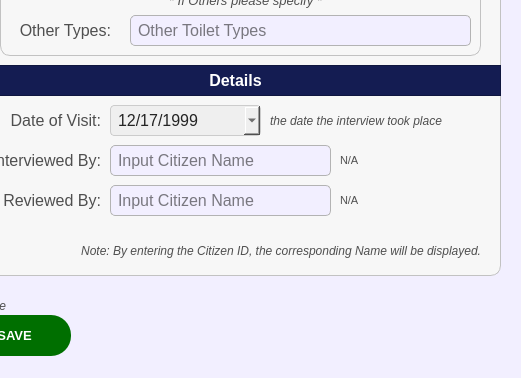
Before: the Qt Designer form Resources/UIs/PopUp/Screen_CitizenPanel/ScreenHousehold/Update/edit_register_household.ui in Yohhannn/Barangay-Records-Statistics-System, drawn with Qt 5; both pictures show x 650 to 1171 and y 205 to 583 of the 1171 by 583 pixel window.
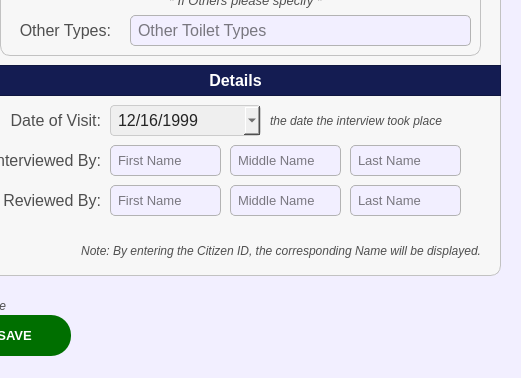
After: the same form once the commit is applied. Icons and pictures are not drawn.

Commit message: updated register household for both edit and create

The edit to the form file:
```diff
--- a/Resources/UIs/PopUp/Screen_CitizenPanel/ScreenHousehold/Update/edit_register_household.ui
+++ b/Resources/UIs/PopUp/Screen_CitizenPanel/ScreenHousehold/Update/edit_register_household.ui
@@ -857,7 +857,7 @@
       <second>0</second>
       <year>1999</year>
       <month>12</month>
-      <day>17</day>
+      <day>16</day>
      </datetime>
     </property>
     <property name="displayFormat">
@@ -901,78 +901,6 @@
      <set>Qt::AlignmentFlag::AlignRight|Qt::AlignmentFlag::AlignTrailing|Qt::AlignmentFlag::AlignVCenter</set>
     </property>
    </widget>
-   <widget class="QLineEdit" name="register_household_InterviewedBy">
-    <property name="geometry">
-     <rect>
-      <x>140</x>
-      <y>290</y>
-      <width>221</width>
-      <height>31</height>
-     </rect>
-    </property>
-    <property name="font">
-     <font>
-      <family>Arial</family>
-      <pointsize>12</pointsize>
-     </font>
-    </property>
-    <property name="styleSheet">
-     <string notr="true">#register_household_InterviewedBy{
-	border: 1px solid #b3b3b3;  /* Black border */
-    border-radius: 5px;        /* Rounded corners */
-    padding: 5px;               /* Inner spacing */
-    background-color: #f2efff;  /* Gray background */
-    color: #000000; 
-}
-
-</string>
-    </property>
-    <property name="text">
-     <string/>
-    </property>
-    <property name="maxLength">
-     <number>35</number>
-    </property>
-    <property name="placeholderText">
-     <string>Input Citizen Name</string>
-    </property>
-   </widget>
-   <widget class="QLineEdit" name="register_household_ReviewedBy">
-    <property name="geometry">
-     <rect>
-      <x>140</x>
-      <y>330</y>
-      <width>221</width>
-      <height>31</height>
-     </rect>
-    </property>
-    <property name="font">
-     <font>
-      <family>Arial</family>
-      <pointsize>12</pointsize>
-     </font>
-    </property>
-    <property name="styleSheet">
-     <string notr="true">#register_household_ReviewedBy{
-	border: 1px solid #b3b3b3;  /* Black border */
-    border-radius: 5px;        /* Rounded corners */
-    padding: 5px;               /* Inner spacing */
-    background-color: #f2efff;  /* Gray background */
-    color: #000000; 
-}
-
-</string>
-    </property>
-    <property name="text">
-     <string/>
-    </property>
-    <property name="maxLength">
-     <number>35</number>
-    </property>
-    <property name="placeholderText">
-     <string>Input Citizen Name</string>
-    </property>
-   </widget>
    <widget class="QLabel" name="register_household_labelReviewedBy">
     <property name="geometry">
      <rect>
@@ -1032,62 +960,6 @@
      <set>Qt::AlignmentFlag::AlignLeading|Qt::AlignmentFlag::AlignLeft|Qt::AlignmentFlag::AlignVCenter</set>
     </property>
    </widget>
-   <widget class="QLabel" name="register_household_displayInterviewedBy">
-    <property name="geometry">
-     <rect>
-      <x>370</x>
-      <y>290</y>
-      <width>131</width>
-      <height>31</height>
-     </rect>
-    </property>
-    <property name="font">
-     <font>
-      <family>Arial</family>
-      <pointsize>8</pointsize>
-     </font>
-    </property>
-    <property name="styleSheet">
-     <string notr="true">#register_household_displayInterviewedBy{
-	background-color:transparent;
-	color:#4f4f4f;
-}</string>
-    </property>
-    <property name="text">
-     <string>N/A</string>
-    </property>
-    <property name="alignment">
-     <set>Qt::AlignmentFlag::AlignLeading|Qt::AlignmentFlag::AlignLeft|Qt::AlignmentFlag::AlignVCenter</set>
-    </property>
-   </widget>
-   <widget class="QLabel" name="register_household_displayReviewedBy">
-    <property name="geometry">
-     <rect>
-      <x>370</x>
-      <y>330</y>
-      <width>131</width>
-      <height>31</height>
-     </rect>
-    </property>
-    <property name="font">
-     <font>
-      <family>Arial</family>
-      <pointsize>8</pointsize>
-     </font>
-    </property>
-    <property name="styleSheet">
-     <string notr="true">#register_household_displayReviewedBy{
-	background-color:transparent;
-	color:#4f4f4f;
-}</string>
-    </property>
-    <property name="text">
-     <string>N/A</string>
-    </property>
-    <property name="alignment">
-     <set>Qt::AlignmentFlag::AlignLeading|Qt::AlignmentFlag::AlignLeft|Qt::AlignmentFlag::AlignVCenter</set>
-    </property>
-   </widget>
    <widget class="QLabel" name="notenote_2">
     <property name="geometry">
      <rect>
@@ -1239,6 +1111,222 @@
      </property>
     </widget>
    </widget>
+   <widget class="QLineEdit" name="register_household_InterviewedBy_mname">
+    <property name="geometry">
+     <rect>
+      <x>260</x>
+      <y>290</y>
+      <width>111</width>
+      <height>31</height>
+     </rect>
+    </property>
+    <property name="font">
+     <font>
+      <family>Arial</family>
+      <pointsize>10</pointsize>
+     </font>
+    </property>
+    <property name="styleSheet">
+     <string notr="true">#register_household_InterviewedBy_mname{
+	border: 1px solid #b3b3b3;  /* Black border */
+    border-radius: 5px;        /* Rounded corners */
+    padding: 5px;               /* Inner spacing */
+    background-color: #f2efff;  /* Gray background */
+    color: #000000; 
+}
+
+</string>
+    </property>
+    <property name="text">
+     <string/>
+    </property>
+    <property name="maxLength">
+     <number>35</number>
+    </property>
+    <property name="placeholderText">
+     <string>Middle Name</string>
+    </property>
+   </widget>
+   <widget class="QLineEdit" name="register_household_ReviewedBy_fname">
+    <property name="geometry">
+     <rect>
+      <x>140</x>
+      <y>330</y>
+      <width>111</width>
+      <height>31</height>
+     </rect>
+    </property>
+    <property name="font">
+     <font>
+      <family>Arial</family>
+      <pointsize>10</pointsize>
+     </font>
+    </property>
+    <property name="styleSheet">
+     <string notr="true">#register_household_ReviewedBy_fname{
+	border: 1px solid #b3b3b3;  /* Black border */
+    border-radius: 5px;        /* Rounded corners */
+    padding: 5px;               /* Inner spacing */
+    background-color: #f2efff;  /* Gray background */
+    color: #000000; 
+}
+
+</string>
+    </property>
+    <property name="text">
+     <string/>
+    </property>
+    <property name="maxLength">
+     <number>35</number>
+    </property>
+    <property name="placeholderText">
+     <string>First Name</string>
+    </property>
+   </widget>
+   <widget class="QLineEdit" name="register_household_ReviewedBy_mname">
+    <property name="geometry">
+     <rect>
+      <x>260</x>
+      <y>330</y>
+      <width>111</width>
+      <height>31</height>
+     </rect>
+    </property>
+    <property name="font">
+     <font>
+      <family>Arial</family>
+      <pointsize>10</pointsize>
+     </font>
+    </property>
+    <property name="styleSheet">
+     <string notr="true">#register_household_ReviewedBy_mname{
+	border: 1px solid #b3b3b3;  /* Black border */
+    border-radius: 5px;        /* Rounded corners */
+    padding: 5px;               /* Inner spacing */
+    background-color: #f2efff;  /* Gray background */
+    color: #000000; 
+}
+
+</string>
+    </property>
+    <property name="text">
+     <string/>
+    </property>
+    <property name="maxLength">
+     <number>35</number>
+    </property>
+    <property name="placeholderText">
+     <string>Middle Name</string>
+    </property>
+   </widget>
+   <widget class="QLineEdit" name="register_household_InterviewedBy_fname">
+    <property name="geometry">
+     <rect>
+      <x>140</x>
+      <y>290</y>
+      <width>111</width>
+      <height>31</height>
+     </rect>
+    </property>
+    <property name="font">
+     <font>
+      <family>Arial</family>
+      <pointsize>10</pointsize>
+     </font>
+    </property>
+    <property name="styleSheet">
+     <string notr="true">#register_household_InterviewedBy_fname{
+	border: 1px solid #b3b3b3;  /* Black border */
+    border-radius: 5px;        /* Rounded corners */
+    padding: 5px;               /* Inner spacing */
+    background-color: #f2efff;  /* Gray background */
+    color: #000000; 
+}
+
+</string>
+    </property>
+    <property name="text">
+     <string/>
+    </property>
+    <property name="maxLength">
+     <number>35</number>
+    </property>
+    <property name="placeholderText">
+     <string>First Name</string>
+    </property>
+   </widget>
+   <widget class="QLineEdit" name="register_household_ReviewedBy_lname">
+    <property name="geometry">
+     <rect>
+      <x>380</x>
+      <y>330</y>
+      <width>111</width>
+      <height>31</height>
+     </rect>
+    </property>
+    <property name="font">
+     <font>
+      <family>Arial</family>
+      <pointsize>10</pointsize>
+     </font>
+    </property>
+    <property name="styleSheet">
+     <string notr="true">#register_household_ReviewedBy_lname{
+	border: 1px solid #b3b3b3;  /* Black border */
+    border-radius: 5px;        /* Rounded corners */
+    padding: 5px;               /* Inner spacing */
+    background-color: #f2efff;  /* Gray background */
+    color: #000000; 
+}
+
+</string>
+    </property>
+    <property name="text">
+     <string/>
+    </property>
+    <property name="maxLength">
+     <number>35</number>
+    </property>
+    <property name="placeholderText">
+     <string>Last Name</string>
+    </property>
+   </widget>
+   <widget class="QLineEdit" name="register_household_InterviewedBy_lname">
+    <property name="geometry">
+     <rect>
+      <x>380</x>
+      <y>290</y>
+      <width>111</width>
+      <height>31</height>
+     </rect>
+    </property>
+    <property name="font">
+     <font>
+      <family>Arial</family>
+      <pointsize>10</pointsize>
+     </font>
+    </property>
+    <property name="styleSheet">
+     <string notr="true">#register_household_InterviewedBy_lname{
+	border: 1px solid #b3b3b3;  /* Black border */
+    border-radius: 5px;        /* Rounded corners */
+    padding: 5px;               /* Inner spacing */
+    background-color: #f2efff;  /* Gray background */
+    color: #000000; 
+}
+
+</string>
+    </property>
+    <property name="text">
+     <string/>
+    </property>
+    <property name="maxLength">
+     <number>35</number>
+    </property>
+    <property name="placeholderText">
+     <string>Last Name</string>
+    </property>
+   </widget>
   </widget>
   <widget class="QFrame" name="basePopUpTitleFrame">
    <property name="geometry">
```
The commit also changes 1 other file.
